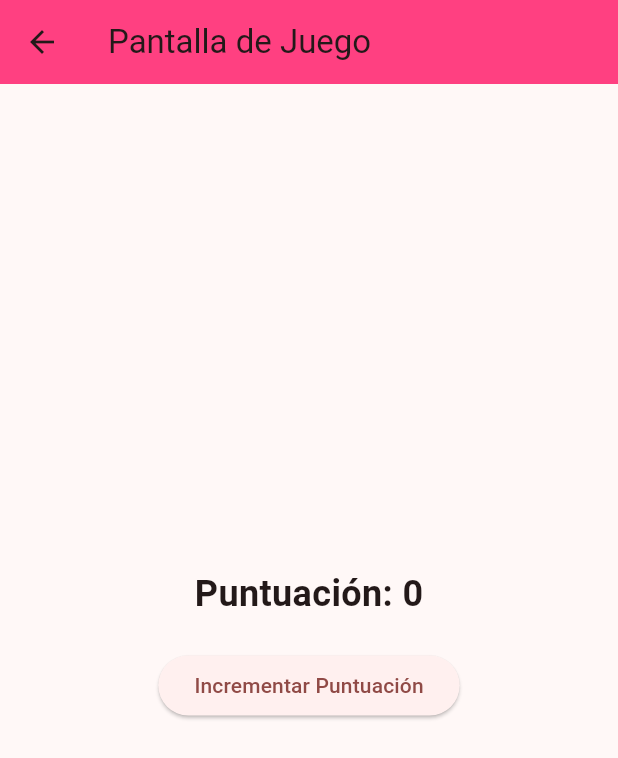
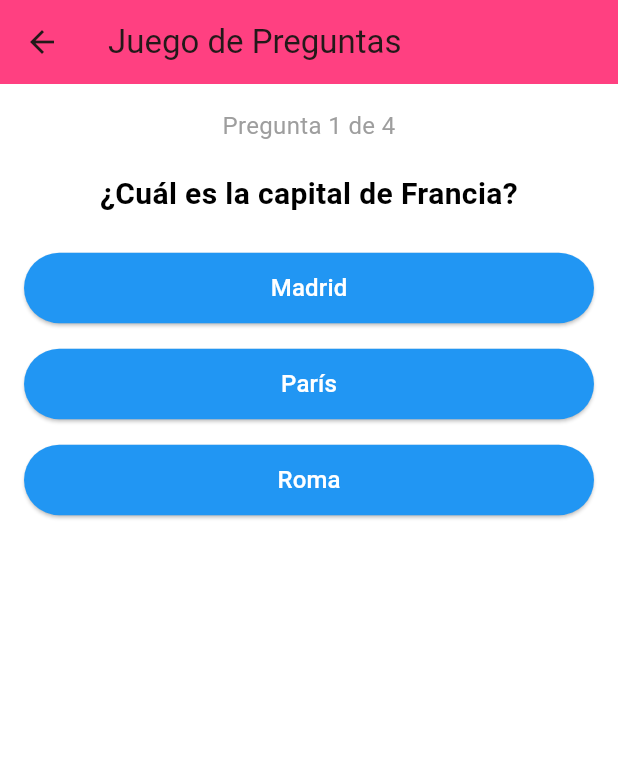
Before and after one commit to diegobenitez2005/dbenitez-flutter001, a Flutter app: the GameScreen screen opened directly, on a phone screen of 412 x 824 dp. Shown: the top 758 px of the screen. Run offline on Flutter 3.47's test engine with Material 3 defaults, Android fonts, the phone set to English and light mode, and no system bars.

Commit message:
Prompt 2
Modifica 'question_service.dart' para centralizar la lógica de validación.
Actualiza 'game_screen.dart' para usar el método 'isCorrect' del servicio.
Refactoriza 'question_repository.dart' para mantener consistencia.
Ajusta 'result_screen.dart' para recibir y mostrar el puntaje final.
Elementos de UI/UX utilizados para mejorar la experiencia del usuario:
-Fondo blanco (Colors.white): Proporciona un diseño limpio y minimalista.
-Botones azules (Colors.blue): Atraen la atención del usuario y son
consistentes con el diseño.
-Texto negro (Colors.black): Asegura una buena legibilidad.
Colores de retroalimentación:
-Verde (Colors.green) para respuestas correctas.
-Rojo (Colors.red) para respuestas incorrectas.
Impacto de Navigator.pushReplacement en la navegación:
Navigator.pushReplacement elimina la pantalla actual de la pila de
navegación y la reemplaza con la nueva pantalla.
Esto evita que el usuario pueda volver a la pantalla anterior usando
el botón de retroceso.
En este caso, se utiliza para navegar a ResultScreen después de la última
pregunta, asegurando que el usuario no pueda regresar al cuestionario
una vez que haya terminado.

```diff
--- a/lib/api/service/question_service.dart
+++ b/lib/api/service/question_service.dart
@@ -8,4 +8,7 @@ class QuestionService {
   List<Question> getQuestions() {
     return _repository.getQuestions();
   }
+  bool isCorrect(Question question, int selectedIndex) {
+    return selectedIndex == question.correctAnswerIndex; // Verifica si la respuesta es correcta
+  }
 }
--- a/lib/data/repositories/question_repository.dart
+++ b/lib/data/repositories/question_repository.dart
@@ -1,6 +1,8 @@
 import 'package:diego/domain/entities/question.dart';
 
 class QuestionRepository {
+  // Removed incorrect static access to correctAnswerIndex
+
   static final List<Question> initialQuestions = [
     Question(
       questionText: '¿Cuál es la capital de Francia?',
@@ -24,8 +26,10 @@ class QuestionRepository {
     ),
   ];
 
+
   // Método para obtener todas las preguntas
   List<Question> getQuestions() {
     return List.from(initialQuestions);
   }
+
 }
--- a/lib/domain/entities/question.dart
+++ b/lib/domain/entities/question.dart
@@ -10,7 +10,5 @@ class Question {
   });
 
   // Método para verificar si una respuesta es correcta
-  bool isCorrect(int selectedIndex) {
-    return selectedIndex == correctAnswerIndex;
-  }
+
 }
--- a/lib/presentation/game_screen.dart
+++ b/lib/presentation/game_screen.dart
@@ -1,4 +1,7 @@
 import 'package:flutter/material.dart';
+import 'package:diego/api/service/question_service.dart';
+import 'package:diego/domain/entities/question.dart';
+import 'package:diego/presentation/result_screen.dart';
 
 class GameScreen extends StatefulWidget {
   const GameScreen({super.key});
@@ -8,46 +11,104 @@ class GameScreen extends StatefulWidget {
 }
 
 class _GameScreenState extends State<GameScreen> {
-  int _score = 0;
+  final QuestionService _questionService = QuestionService();
+  late List<Question> questionsList;
+  int currentQuestionIndex = 0;
+  int userScore = 0;
+  var color = Colors.blue;
 
-  void _incrementScore() {
-    setState(() {
-      _score++;
+  @override
+  void initState() {
+    super.initState();
+    questionsList = _questionService.getQuestions();
+  }
+
+  void _handleAnswer(int selectedIndex) {
+    // Llama al método isCorrect desde el servicio
+    if (_questionService.isCorrect(
+      questionsList[currentQuestionIndex],
+      selectedIndex,
+    )) {
+      userScore++;
+      setState(() {
+        color = Colors.green; // Cambia el color del botón a verde si la respuesta es correcta
+      });
+    }
+    else {
+      setState(() {
+        color = Colors.red; // Cambia el color del botón a rojo si la respuesta es incorrecta
+      });
+    }
+
+
+    Future.delayed(const Duration(seconds: 1), () {
+      if (currentQuestionIndex < questionsList.length - 1) {
+        setState(() {
+          currentQuestionIndex++;
+          color = Colors.blue; // Reinicia el color del botón
+        });
+      } else {
+        Navigator.pushReplacement(
+          context,
+          MaterialPageRoute(
+            builder: (context) => ResultScreen(score: userScore),
+          ),
+        );
+      }
     });
   }
 
   @override
   Widget build(BuildContext context) {
+    final question = questionsList[currentQuestionIndex];
+    final questionCounterText =
+        'Pregunta ${currentQuestionIndex + 1} de ${questionsList.length}';
+
     return Scaffold(
+      backgroundColor: Colors.white,
       appBar: AppBar(
-        title: const Text('Pantalla de Juego'),
+        title: const Text('Juego de Preguntas'),
         backgroundColor: Colors.pinkAccent,
       ),
-      body: Center(
+      body: Padding(
+        padding: const EdgeInsets.all(16.0),
         child: Column(
-          mainAxisAlignment: MainAxisAlignment.center,
+          crossAxisAlignment: CrossAxisAlignment.stretch,
           children: [
             Text(
-              'Puntuación: $_score',
-              style: const TextStyle(fontSize: 24, fontWeight: FontWeight.bold),
+              questionCounterText,
+              style: const TextStyle(fontSize: 16, color: Colors.grey),
+              textAlign: TextAlign.center,
             ),
             const SizedBox(height: 20),
-            ElevatedButton(
-              onPressed: _incrementScore,
-              child: const Text('Incrementar Puntuación'),
+            Text(
+              question.questionText,
+              style: const TextStyle(
+                fontSize: 20,
+                fontWeight: FontWeight.bold,
+                color: Colors.black,
+              ),
+              textAlign: TextAlign.center,
             ),
-            const SizedBox(height: 20),
-            // ElevatedButton(
-            //   onPressed: () {
-            //     Navigator.push(
-            //       context,
-            //       MaterialPageRoute(
-            //         builder: (context) => const ResultScreen(score: _score),
-            //       ),
-            //     );
-            //   },
-            //   child: const Text('Finalizar Juego'),
-            // ),
+            const SizedBox(height: 16),
+            ...question.answerOptions.asMap().entries.map((entry) {
+              final index = entry.key;
+              final option = entry.value;
+              return Padding(
+                padding: const EdgeInsets.symmetric(vertical: 8.0),
+                child: ElevatedButton(
+                  onPressed: () => _handleAnswer(index),
+                  style: ElevatedButton.styleFrom(
+                    backgroundColor: color,
+                    padding: const EdgeInsets.symmetric(vertical: 12),
+                  ),
+                  child: Text(
+                    option,
+                    style: const TextStyle(fontSize: 16, color: Colors.white),
+                  ),
+                ),
+              );
+            }).toList(),
           ],
         ),
       ),
```
Also changed, not shown: lib/presentation/result_screen.dart (+7 -2 lines).
